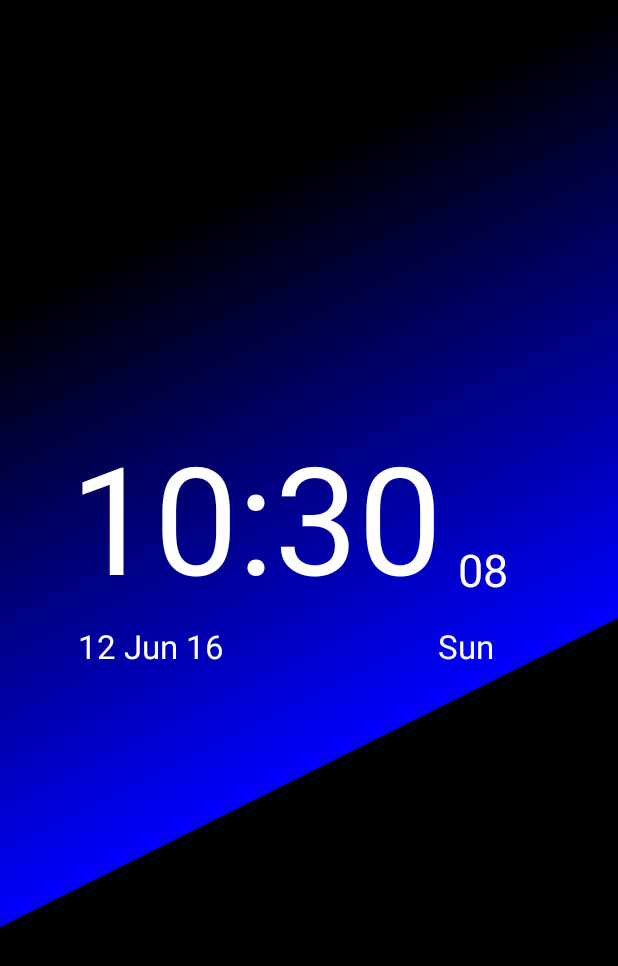
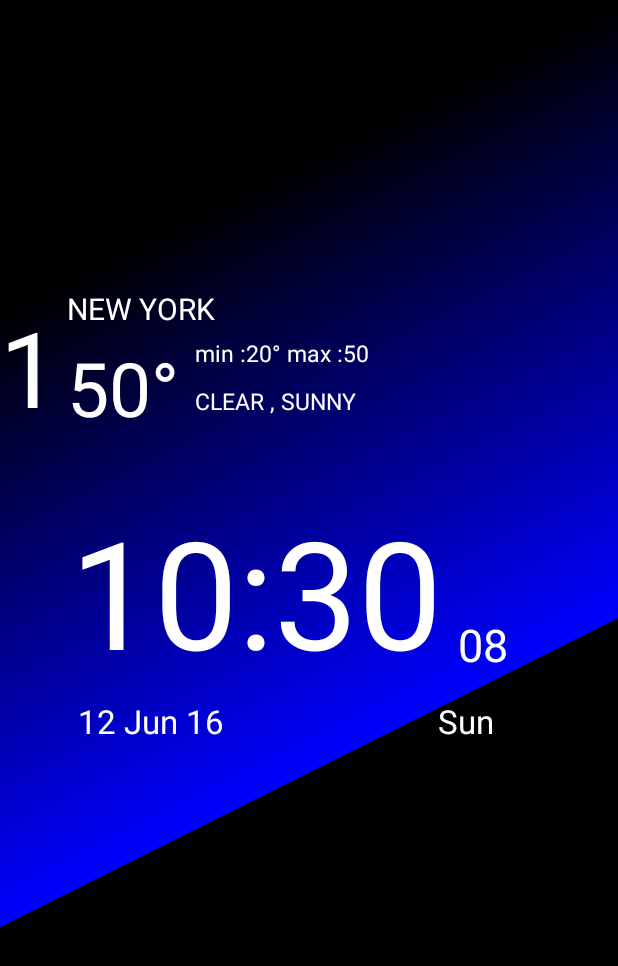
Before and after one commit to shradzdeshmukh/AlarmClock, an Android app: the screen it shows after launch (MainActivity), on a phone screen of 412 x 824 dp. Shown: the top 966 px of the screen. Run offline under Robolectric (Android 15) with nearby library versions, the phone set to English and light mode, and no system bars; libraries missing offline, so code that uses them is left out: com.squareup.seismic; 2 statements that could not run were skipped.

Commit message:
Merge branch 'master' of https://github.com/shradzdeshmukh/AlarmClock addde weather UI # Conflicts: #	.gitignore

```diff
--- a/app/src/main/java/com/cyno/alarm/ui/MainActivity.java
+++ b/app/src/main/java/com/cyno/alarm/ui/MainActivity.java
@@ -68,7 +68,7 @@ public class MainActivity extends AppCompatActivity implements
     private static final String STATE_IS_ALARM_RINGING = "alarm_rining";
     public static final String FONT = "digital.ttf";
     private static final String ACTION_NULL = "NULL";
-
+    private static final String FONT_WEATHER = "weather.ttf";
 
 
     final SimpleDateFormat HOUR_MIN_24_HOUR = new SimpleDateFormat("HH:mm", Locale.getDefault());
@@ -105,6 +105,11 @@ public class MainActivity extends AppCompatActivity implements
     private InAppListnerImpl inAppListner;
     Timer timer;
     SnoozeTimerTask snoozeTimerTask;
+    private TextView mTextCityName;
+    private TextView mTextCurrentTemp;
+    private TextView mTextMinMax;
+    private TextView mTextWeatherOverview;
+    private TextView mTextWeatherIcon;
 
     @Override
     protected void onCreate(Bundle savedInstanceState) {
@@ -134,6 +139,12 @@ public class MainActivity extends AppCompatActivity implements
         mTextViewDate = (TextView) findViewById(R.id.tv_date);
         mTextViewSeconds = (TextView) findViewById(R.id.tv_seconds);
         mTextAmPm= (TextView) findViewById(R.id.tv_am_pm);
+        mTextCityName= (TextView) findViewById(R.id.tv_city_name);
+        mTextCurrentTemp= (TextView) findViewById(R.id.tv_current_temp);
+        mTextMinMax= (TextView) findViewById(R.id.tv_min_max);
+        mTextWeatherOverview= (TextView) findViewById(R.id.tv_overview_weather);
+        mTextWeatherIcon = (TextView) findViewById(R.id.tv_weather_icon);
+
         ImageView ivAddAlarm = (ImageView) findViewById(R.id.iv_add_alarm);
         ImageView ivSettings = (ImageView) findViewById(R.id.iv_settings);
         ImageView ivTorrch = (ImageView) findViewById(R.id.iv_torch);
@@ -147,12 +158,19 @@ public class MainActivity extends AppCompatActivity implements
         ivSnooze.setOnClickListener(this);
 
         Typeface tf = Typeface.createFromAsset(getAssets(),FONT);
+        Typeface tfWeather = Typeface.createFromAsset(getAssets(),FONT_WEATHER);
 
         mTextViewTimeHourMin.setTypeface(tf);
         mTextViewDay.setTypeface(tf);
         mTextViewSeconds.setTypeface(tf);
         mTextViewDate.setTypeface(tf);
         mTextAmPm.setTypeface(tf);
+        mTextAmPm.setTypeface(tf);
+        mTextCurrentTemp.setTypeface(tf);
+        mTextCityName.setTypeface(tf);
+        mTextMinMax.setTypeface(tf);
+        mTextWeatherOverview.setTypeface(tf);
+        mTextWeatherIcon.setTypeface(tfWeather);
 
 
         restoreAlarmState();
@@ -520,6 +538,11 @@ public class MainActivity extends AppCompatActivity implements
         mTextViewSeconds.setTextColor(color);
         mTextViewTimeHourMin.setTextColor(color);
         mTextAmPm.setTextColor(color);
+        mTextCityName.setTextColor(color);
+        mTextCurrentTemp.setTextColor(color);
+        mTextWeatherOverview.setTextColor(color);
+        mTextMinMax.setTextColor(color);
+        mTextWeatherIcon.setTextColor(color);
     }
 
     private void setClockBackGround() {
--- a/app/src/main/res/layout/content_main.xml
+++ b/app/src/main/res/layout/content_main.xml
@@ -10,30 +10,26 @@
     android:id="@+id/main_layout"
     android:orientation="vertical">
 
+
     <RelativeLayout
         android:layout_width="match_parent"
         android:layout_height="0dp"
         android:layout_weight="0.8"
         android:gravity="center"
         android:layout_gravity="center"
-        tools:showIn="@layout/activity_main"
         tools:context="com.cyno.alarm.ui.MainActivity">
 
-        <TextView
-            android:id="@+id/tv_am_pm"
-            android:layout_width="wrap_content"
-            android:layout_height="wrap_content"
-            android:text="PM"
-            android:layout_alignRight="@+id/text1"
-            android:layout_gravity="top"
-            android:textSize="@dimen/font_size_am_pm"
-            android:textStyle="bold"
-            android:textColor="#FFFFFF"/>
+        <include layout="@layout/weather_layout"/>
 
+        <RelativeLayout
+            android:layout_below="@+id/weather_layout"
+            android:gravity="center"
+            android:layout_centerInParent="true"
+            android:layout_width="match_parent"
+            android:layout_height="wrap_content">
 
         <TextView
             android:id="@+id/text1"
-            android:layout_below="@+id/tv_am_pm"
             android:layout_width="wrap_content"
             android:layout_height="wrap_content"
             android:text="12:37"
@@ -82,6 +78,19 @@
             android:layout_alignBottom="@+id/text1"
             android:orientation="vertical"
             android:layout_height="wrap_content">
+            <TextView
+                android:id="@+id/tv_am_pm"
+                android:layout_width="wrap_content"
+                android:layout_height="wrap_content"
+                android:text="PM"
+                android:padding="@dimen/normal_padding"
+                android:layout_alignRight="@+id/text1"
+                android:layout_gravity="top"
+                android:textSize="@dimen/font_size_am_pm"
+                android:textStyle="bold"
+                android:textColor="#FFFFFF"/>
+
+
 
             <TextView
                 android:padding="5dp"
@@ -95,6 +104,7 @@
                 android:textStyle="bold"
                 android:textColor="#FFFFFF"/>
         </LinearLayout>
+    </RelativeLayout>
     </RelativeLayout>
 
     <FrameLayout
--- /dev/null
+++ b/app/src/main/res/layout/weather_layout.xml
@@ -0,0 +1,84 @@
+<?xml version="1.0" encoding="utf-8"?>
+<LinearLayout xmlns:android="http://schemas.android.com/apk/res/android"
+    android:orientation="horizontal" android:layout_width="match_parent"
+    android:layout_marginBottom="30dp"
+    android:id="@+id/weather_layout"
+    android:layout_gravity="center_vertical"
+    android:layout_alignLeft="@+id/text1"
+    android:gravity="center_vertical"
+    android:layout_height="wrap_content">
+
+
+    <TextView
+        android:layout_gravity="center_vertical"
+        android:textSize="70sp"
+        android:text="1"
+        android:layout_width="wrap_content"
+        android:layout_height="wrap_content"
+        android:id="@+id/tv_weather_icon"
+         />
+
+    <LinearLayout
+        android:orientation="vertical"
+        android:layout_width="wrap_content"
+        android:layout_height="wrap_content">
+
+        <TextView
+            android:paddingLeft="@dimen/normal_padding"
+            android:text="NEW YORK"
+            android:id="@+id/tv_city_name"
+            android:textColor="@color/white"
+            android:textStyle="bold"
+            android:textSize="20sp"
+            android:layout_width="match_parent"
+            android:layout_height="wrap_content" />
+
+        <LinearLayout
+            android:orientation="horizontal"
+            android:layout_width="match_parent"
+            android:layout_height="match_parent">
+
+            <TextView
+                android:padding="@dimen/normal_padding"
+                android:text="50°"
+                android:id="@+id/tv_current_temp"
+                android:textStyle="bold"
+                android:textSize="50sp"
+                android:textColor="@color/white"
+                android:layout_gravity="center_vertical"
+                android:gravity="center_vertical"
+                android:layout_width="wrap_content"
+                android:layout_height="wrap_content" />
+
+            <LinearLayout
+                android:orientation="vertical"
+                android:layout_width="match_parent"
+                android:layout_height="match_parent">
+
+                <TextView
+                    android:padding="@dimen/normal_padding"
+                    android:text="min :20° max :50"
+                    android:id="@+id/tv_min_max"
+                    android:textStyle="bold"
+                    android:textColor="@color/white"
+                    android:textSize="15sp"
+                    android:layout_width="wrap_content"
+                    android:layout_height="wrap_content" />
+                <TextView
+                    android:padding="@dimen/normal_padding"
+                    android:text="CLEAR , SUNNY"
+                    android:textStyle="bold"
+                    android:id="@+id/tv_overview_weather"
+                    android:textSize="15sp"
+                    android:textColor="@color/white"
+                    android:layout_width="wrap_content"
+                    android:layout_height="wrap_content" />
+
+
+            </LinearLayout>
+
+
+        </LinearLayout>
+    </LinearLayout>
+
+</LinearLayout>
```
Also changed, not shown: app/src/main/Assets/weather.ttf (added), app/src/main/res/drawable/sun.png (added), 1 other file.
